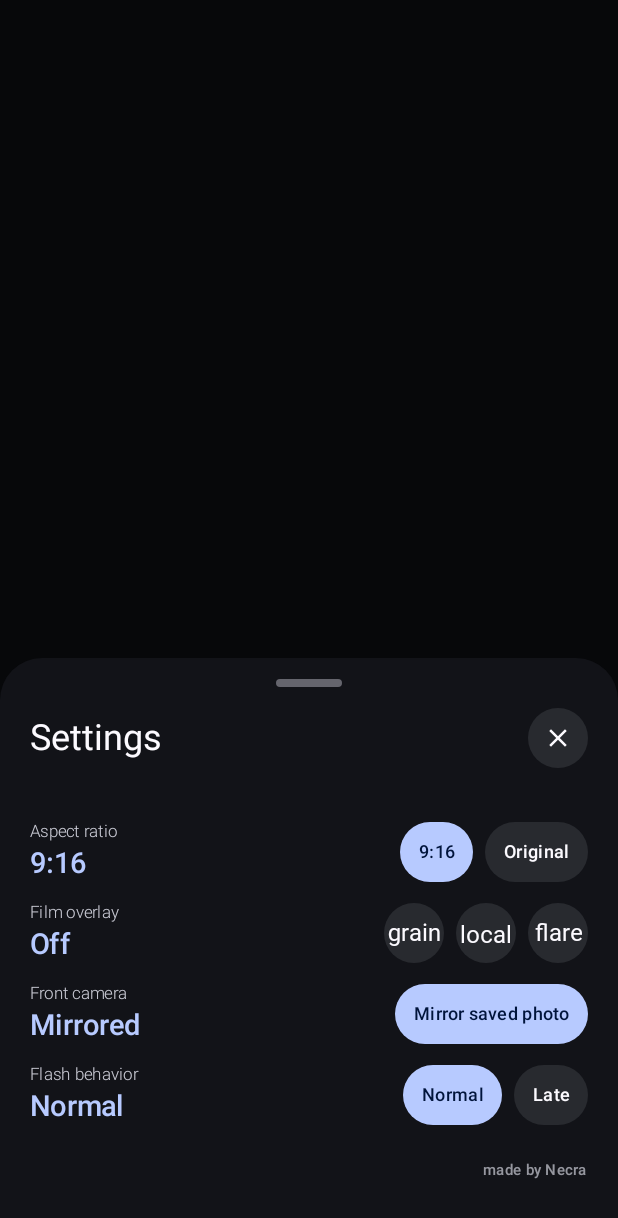
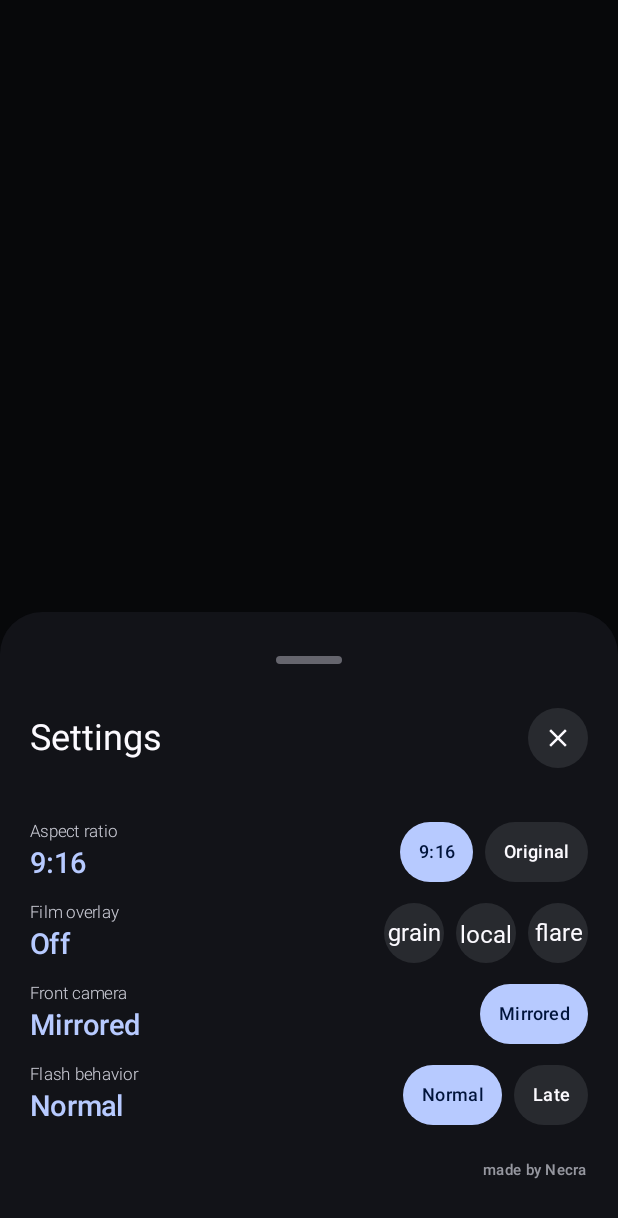
Before and after one commit to dnecra/pure-cam, an Android app built with Jetpack Compose: the composable CaptureSettingsSheet shown on its own in the app's theme, on a phone screen of 412 x 824 dp. Shown: the top 1218 px of the screen. Run offline under Robolectric (Android 15) with nearby library versions, the phone set to English and light mode, and no system bars; Roboto replaces fonts that are not available here.

Commit message:
Align preview and UI copy updates
This patch keeps the front-camera preview unmirrored to match the original viewport behavior, simplifies the overlay and front-camera labels, and updates the settings sheet drag handle to use a larger touch area without changing its visual appearance. It also tweaks the overlay summary copy to read more naturally in the UI.

```diff
--- a/app/src/main/java/com/necra/purecam/core/Model.kt
+++ b/app/src/main/java/com/necra/purecam/core/Model.kt
@@ -92,7 +92,7 @@ enum class WbPreset(val label: String, val cct: Int, val symbol: String) {
  * the unprocessed frame.
  */
 enum class OverlayStyle(val label: String, val symbol: String) {
-    DUST("Dust & noise", "grain"),
+    DUST("Dust", "grain"),
     BURN_IN("Burn-in", "local_fire_department"),
     LIGHT_LEAK("Light leak", "flare")
 }
--- a/app/src/main/java/com/necra/purecam/ui/CaptureSettingsSheet.kt
+++ b/app/src/main/java/com/necra/purecam/ui/CaptureSettingsSheet.kt
@@ -137,11 +137,8 @@ fun CaptureSettingsSheet(
                     ) {
                         Box(
                             Modifier
-                                .align(Alignment.CenterHorizontally)
-                                .width(44.dp)
-                                .height(5.dp)
-                                .clip(CircleShape)
-                                .background(MaterialTheme.colorScheme.onSurfaceVariant.copy(alpha = 0.45f))
+                                .fillMaxWidth()
+                                .height(36.dp)
                                 .pointerInput(Unit) {
                                     var drag = 0f
                                     detectVerticalDragGestures(
@@ -155,8 +152,17 @@ fun CaptureSettingsSheet(
                                         onDragEnd = { drag = 0f },
                                         onDragCancel = { drag = 0f }
                                     )
-                                }
-                        )
+                                },
+                            contentAlignment = Alignment.Center
+                        ) {
+                            Box(
+                                Modifier
+                                    .width(44.dp)
+                                    .height(5.dp)
+                                    .clip(CircleShape)
+                                    .background(MaterialTheme.colorScheme.onSurfaceVariant.copy(alpha = 0.45f))
+                            )
+                        }
 
                         Row(Modifier.fillMaxWidth(), verticalAlignment = Alignment.CenterVertically) {
                             Text(
--- a/app/src/main/java/com/necra/purecam/ui/GoogleCameraUI.kt
+++ b/app/src/main/java/com/necra/purecam/ui/GoogleCameraUI.kt
@@ -405,7 +405,7 @@ private fun defaultSpec(state: CameraUiState): String? = if (state.videoMode) {
 } else {
     state.plan?.let {
         val base = "JPG · ${aspectRatioLabel(it.displayAspect)}"
-        if (state.enabledOverlays.isNotEmpty()) "$base · Overlay enabled" else base
+        if (state.enabledOverlays.isNotEmpty()) "$base · with Overlay" else base
     }
 }
 
--- a/app/src/main/res/values/strings.xml
+++ b/app/src/main/res/values/strings.xml
@@ -57,7 +57,7 @@
     <string name="overlay_active_count">%1$d active</string>
     <!-- Front camera -->
     <string name="front_camera">Front camera</string>
-    <string name="front_mirror_save">Mirror saved photo</string>
+    <string name="front_mirror_save">Mirrored</string>
     <string name="front_mirror_save_on">Mirrored</string>
     <string name="front_mirror_save_off">As captured</string>
     <string name="flash_behavior">Flash behavior</string>
```
Also changed, not shown: app/src/main/java/com/necra/purecam/ui/CameraPreview.kt (+7 -9 lines).
